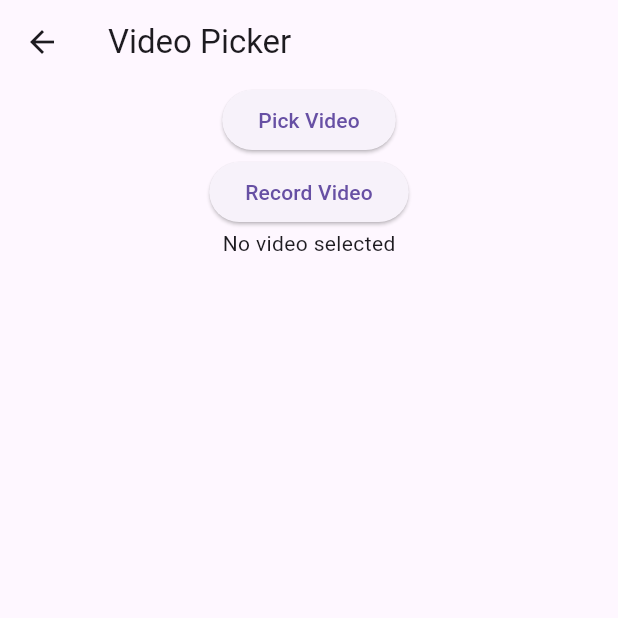
After one commit to AyeshaNaseer07/getx_app, a Flutter app: the screen it shows after launch, after a tap on "Video Picker Example", on a phone screen of 412 x 824 dp, the top half of it. The commit adds this screen. Run offline on Flutter 3.47's test engine with Material 3 defaults, Android fonts, the phone set to English and light mode, and no system bars; our stand-ins replace flutter_screenutil, get, image_picker, video_player.

Commit message:
getx examples

```diff
--- a/lib/modules/home/home_view.dart
+++ b/lib/modules/home/home_view.dart
@@ -8,6 +8,7 @@ import 'package:mygetx_app/modules/increment_counter/increment_view.dart';
 import 'package:mygetx_app/modules/languages_localization/language_view.dart';
 import 'package:mygetx_app/modules/opacity_slider/opacity_slider_view.dart';
 import 'package:mygetx_app/modules/switch_notifications/switch_notification_view.dart';
+import 'package:mygetx_app/modules/video_player/video_player_view.dart';
 
 class ExampleView extends StatefulWidget {
   const ExampleView({super.key});
@@ -76,6 +77,11 @@ class _ExampleViewState extends State<ExampleView> {
             text: 'Image Picker Example',
             page: ImagePickerView(),
           ),
+          SizedBox(height: 10.h),
+          customElevatedButton(
+            text: 'Video Picker Example',
+            page: VideoPickerView(),
+          ),
         ],
       ),
     );
--- /dev/null
+++ b/lib/modules/video_player/video_player_controller.dart
@@ -0,0 +1,35 @@
+import 'dart:io';
+import 'package:get/get.dart';
+import 'package:image_picker/image_picker.dart';
+import 'package:video_player/video_player.dart';
+
+class VideoPickerController extends GetxController {
+  final ImagePicker _picker = ImagePicker();
+
+  Rx<File?> videoFile = Rx<File?>(null);
+  VideoPlayerController? videoPlayerController;
+
+  Future<void> pickVideo(ImageSource source) async {
+    final XFile? video = await _picker.pickVideo(
+      source: source,
+      maxDuration: const Duration(minutes: 5),
+    );
+
+    if (video != null) {
+      videoFile.value = File(video.path);
+
+      videoPlayerController?.dispose();
+      videoPlayerController = VideoPlayerController.file(videoFile.value!)
+        ..initialize().then((_) {
+          videoPlayerController!.play();
+          update();
+        });
+    }
+  }
+
+  @override
+  void onClose() {
+    videoPlayerController?.dispose();
+    super.onClose();
+  }
+}
--- /dev/null
+++ b/lib/modules/video_player/video_player_view.dart
@@ -0,0 +1,51 @@
+import 'package:flutter/material.dart';
+import 'package:flutter_screenutil/flutter_screenutil.dart';
+import 'package:get/get.dart';
+import 'package:image_picker/image_picker.dart';
+import 'package:mygetx_app/modules/video_player/video_player_controller.dart';
+import 'package:video_player/video_player.dart';
+
+class VideoPickerView extends StatelessWidget {
+  VideoPickerView({super.key});
+
+  final controller = Get.put(VideoPickerController());
+
+  @override
+  Widget build(BuildContext context) {
+    return Scaffold(
+      appBar: AppBar(title: const Text('Video Picker')),
+      body: GetBuilder<VideoPickerController>(
+        builder: (_) {
+          return Center(
+            child: Column(
+              mainAxisAlignment: MainAxisAlignment.start,
+              children: [
+                ElevatedButton(
+                  onPressed: () => controller.pickVideo(ImageSource.gallery),
+                  child: const Text('Pick Video'),
+                ),
+                ElevatedButton(
+                  onPressed: () => controller.pickVideo(ImageSource.camera),
+                  child: const Text('Record Video'),
+                ),
+                if (controller.videoPlayerController != null &&
+                    controller.videoPlayerController!.value.isInitialized)
+                  SizedBox(
+                    height: 600.h,
+                    width: 350.w,
+                    child: AspectRatio(
+                      aspectRatio:
+                          controller.videoPlayerController!.value.aspectRatio,
+                      child: VideoPlayer(controller.videoPlayerController!),
+                    ),
+                  )
+                else
+                  Text('No video selected'),
+              ],
+            ),
+          );
+        },
+      ),
+    );
+  }
+}
--- a/pubspec.yaml
+++ b/pubspec.yaml
@@ -37,6 +37,7 @@ dependencies:
   get: ^4.7.3
   flutter_screenutil: ^5.9.3
   image_picker: ^1.2.1
+  video_player: ^2.10.1
 
 dev_dependencies:
   flutter_test:
```
Also changed, not shown: pubspec.lock, 4 other files.
